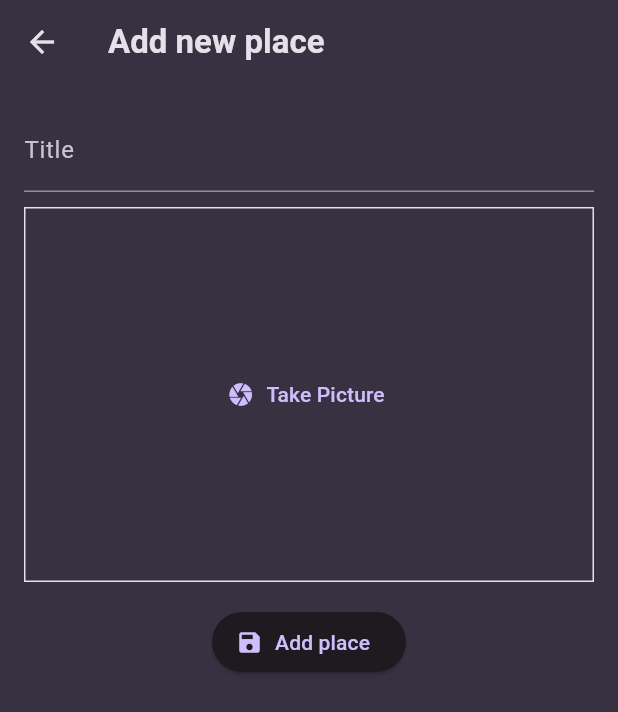
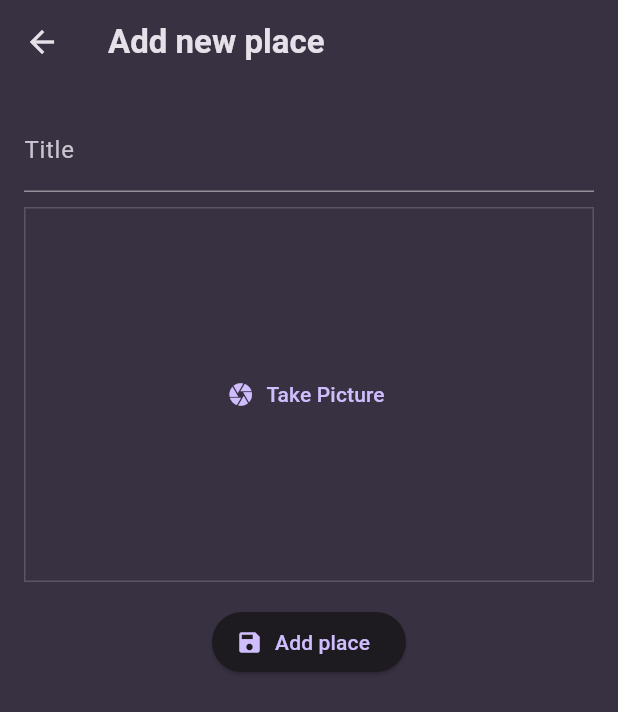
Before and after one commit to 911samuel/favorite_places_app, a Flutter app: the AddPlaceScreen screen opened directly, after a tap on "Take Picture", on a phone screen of 412 x 824 dp. Shown: the top 712 px of the screen. Run offline on Flutter 3.47's test engine with Material 3 defaults, Android fonts, the phone set to English and light mode, and no system bars; our stand-ins replace flutter_riverpod, google_fonts, image_picker.

Commit message:
Using the Device Camera For Taking Pictures

```diff
--- a/lib/widgets/image_input.dart
+++ b/lib/widgets/image_input.dart
@@ -1,4 +1,7 @@
+import 'dart:io';
+
 import 'package:flutter/material.dart';
+import 'package:image_picker/image_picker.dart';
 
 class ImageInput extends StatefulWidget {
   const ImageInput({super.key});
@@ -8,23 +11,52 @@ class ImageInput extends StatefulWidget {
 }
 
 class _ImageInputState extends State<ImageInput> {
-  void _takePicture(){
+  File? _selectedImage;
+  void _takePicture() async {
+    final imagePicker = ImagePicker();
+    final pickedImage = await imagePicker.pickImage(
+      source: ImageSource.camera,
+      maxWidth: 600,
+    );
 
+    if (pickedImage == null) {
+      return;
+    }
+    setState(() {
+      _selectedImage = File(pickedImage.path);
+    });
   }
+
   @override
   Widget build(BuildContext context) {
+    Widget content = TextButton.icon(
+      onPressed: _takePicture,
+      label: Text('Take Picture'),
+      icon: Icon(Icons.camera),
+    );
+
+    if (_selectedImage != null) {
+      content = GestureDetector(
+        onTap: _takePicture,
+        child: Image.file(
+          _selectedImage!,
+          fit: BoxFit.cover,
+          width: double.infinity,
+          height: double.infinity,
+        ),
+      );
+    }
     return Container(
       decoration: BoxDecoration(
-        border: Border.all(width: 1, color: Theme.of(context).colorScheme.onSurface)
+        border: Border.all(
+          width: 1,
+          color: Theme.of(context).colorScheme.onSurface.withValues(alpha: 0.2),
+        ),
       ),
       height: 250,
       width: double.infinity,
       alignment: Alignment.center,
-      child: TextButton.icon(
-        onPressed: _takePicture,
-        label: Text('Take Picture'),
-        icon: Icon(Icons.camera),
-      ),
+      child: content,
     );
   }
 }
--- a/pubspec.yaml
+++ b/pubspec.yaml
@@ -37,6 +37,7 @@ dependencies:
   google_fonts: ^6.2.1
   uuid: ^4.5.1
   flutter_riverpod: ^2.6.1
+  image_picker: ^1.1.2
 
 dev_dependencies:
   flutter_test:
```
Also changed, not shown: pubspec.lock, 6 other files.
